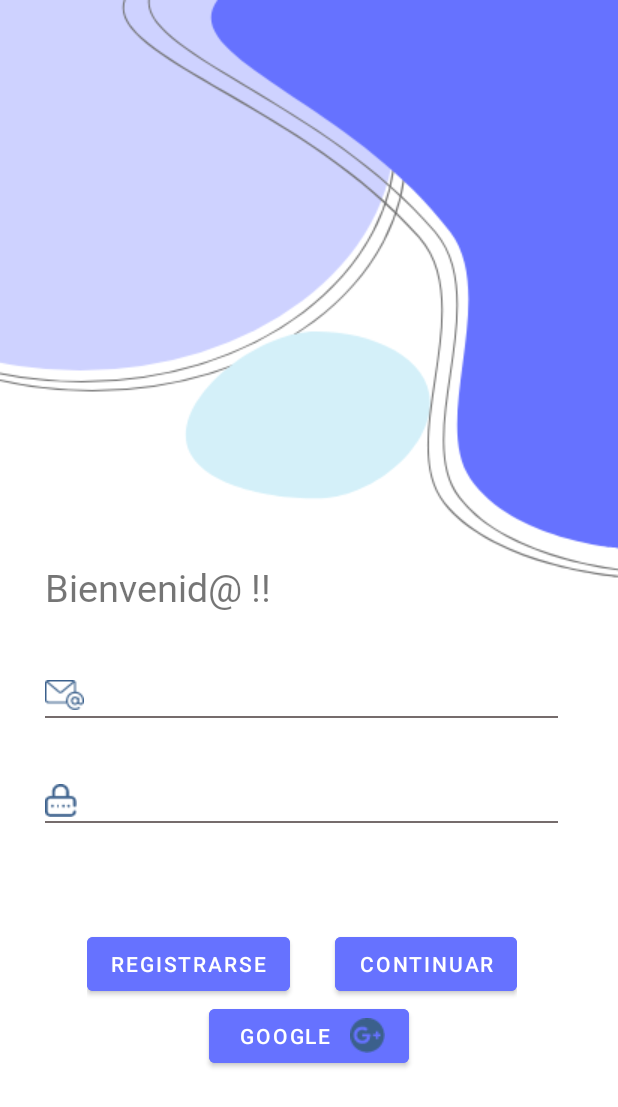
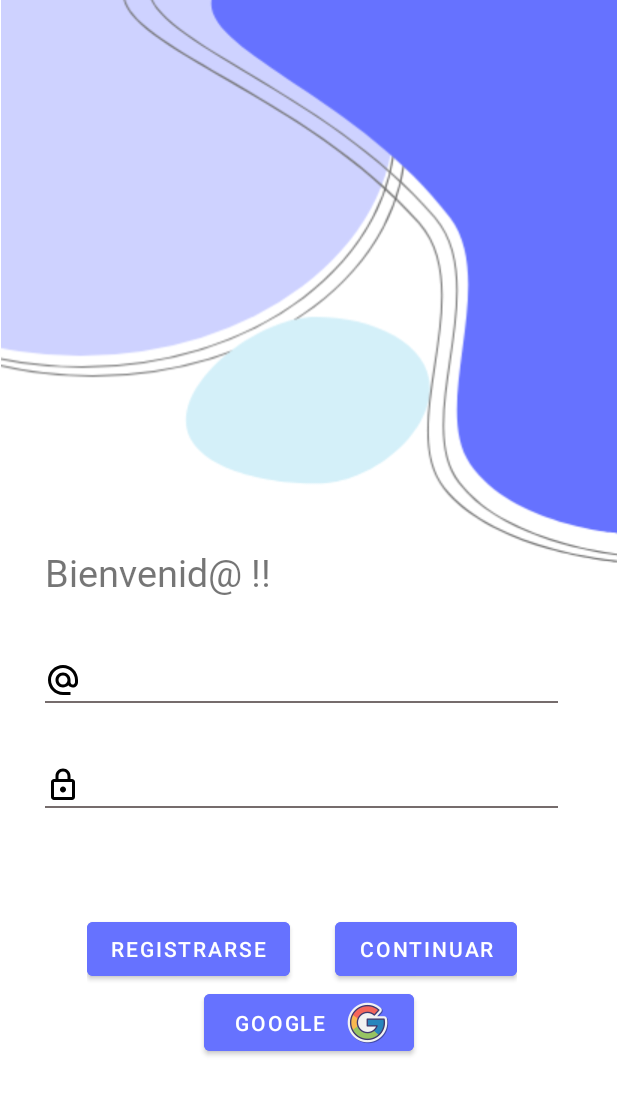
Before and after one commit to GabrielPR93/BaixoMinhoLeague, an Android app: the screen it shows after launch (LoginActivity), on a phone screen of 412 x 824 dp. Shown: the top 1107 px of the screen. Run offline under Robolectric (Android 15) with nearby library versions, the phone set to English and light mode, and no system bars; our stand-ins replace Firebase (no records; nobody signed in at launch, a user with empty details on screens opened directly).

Commit message:
cambios en login y register

```diff
--- /dev/null
+++ b/app/src/main/res/drawable/email_24.xml
@@ -0,0 +1,5 @@
+<vector android:height="24dp" android:tint="#000000"
+    android:viewportHeight="24" android:viewportWidth="24"
+    android:width="24dp" xmlns:android="http://schemas.android.com/apk/res/android">
+    <path android:fillColor="@android:color/white" android:pathData="M12,2C6.48,2 2,6.48 2,12s4.48,10 10,10h5v-2h-5c-4.34,0 -8,-3.66 -8,-8s3.66,-8 8,-8 8,3.66 8,8v1.43c0,0.79 -0.71,1.57 -1.5,1.57s-1.5,-0.78 -1.5,-1.57L17,12c0,-2.76 -2.24,-5 -5,-5s-5,2.24 -5,5 2.24,5 5,5c1.38,0 2.64,-0.56 3.54,-1.47 0.65,0.89 1.77,1.47 2.96,1.47 1.97,0 3.5,-1.6 3.5,-3.57L22,12c0,-5.52 -4.48,-10 -10,-10zM12,15c-1.66,0 -3,-1.34 -3,-3s1.34,-3 3,-3 3,1.34 3,3 -1.34,3 -3,3z"/>
+</vector>
--- /dev/null
+++ b/app/src/main/res/drawable/lock_24.xml
@@ -0,0 +1,5 @@
+<vector android:height="24dp" android:tint="#000000"
+    android:viewportHeight="24" android:viewportWidth="24"
+    android:width="24dp" xmlns:android="http://schemas.android.com/apk/res/android">
+    <path android:fillColor="@android:color/white" android:pathData="M18,8h-1L17,6c0,-2.76 -2.24,-5 -5,-5S7,3.24 7,6v2L6,8c-1.1,0 -2,0.9 -2,2v10c0,1.1 0.9,2 2,2h12c1.1,0 2,-0.9 2,-2L20,10c0,-1.1 -0.9,-2 -2,-2zM9,6c0,-1.66 1.34,-3 3,-3s3,1.34 3,3v2L9,8L9,6zM18,20L6,20L6,10h12v10zM12,17c1.1,0 2,-0.9 2,-2s-0.9,-2 -2,-2 -2,0.9 -2,2 0.9,2 2,2z"/>
+</vector>
--- a/app/src/main/res/layout/activity_login.xml
+++ b/app/src/main/res/layout/activity_login.xml
@@ -10,6 +10,7 @@
         android:id="@+id/imageViewLogin"
         android:layout_width="wrap_content"
         android:layout_height="wrap_content"
+        android:layout_marginTop="-10dp"
         app:layout_constraintEnd_toEndOf="parent"
         app:layout_constraintStart_toStartOf="parent"
         app:layout_constraintTop_toTopOf="parent"
@@ -36,7 +37,7 @@
         android:layout_marginStart="30dp"
         android:layout_marginEnd="40dp"
         android:drawablePadding="20dp"
-        android:drawableStart="@drawable/email"
+        android:drawableStart="@drawable/email_24"
         android:inputType="textEmailAddress"
         android:background="@drawable/editext_background"
         android:ems="10"
@@ -53,7 +54,7 @@
         android:layout_marginStart="30dp"
         android:layout_marginEnd="40dp"
         android:drawablePadding="20dp"
-        android:drawableStart="@drawable/password"
+        android:drawableStart="@drawable/lock_24"
         android:background="@drawable/editext_background"
         android:ems="10"
         app:layout_constraintEnd_toEndOf="parent"
@@ -97,7 +98,7 @@
         android:layout_height="wrap_content"
         android:text=" Google "
         android:backgroundTint="@color/blue"
-        android:drawableEnd="@drawable/google"
+        android:drawableEnd="@mipmap/google"
         app:layout_constraintEnd_toEndOf="parent"
         app:layout_constraintStart_toStartOf="parent"
         app:layout_constraintTop_toBottomOf="@+id/idLinearLayout" />
--- a/app/src/main/res/layout/activity_register.xml
+++ b/app/src/main/res/layout/activity_register.xml
@@ -39,7 +39,7 @@
         android:layout_marginTop="40dp"
         android:layout_marginEnd="40dp"
         android:background="@drawable/editext_background"
-        android:drawableStart="@drawable/email"
+        android:drawableStart="@drawable/email_24"
         android:drawablePadding="20dp"
         android:hint="  Correo electrónico"
         android:inputType="textEmailAddress"
@@ -55,7 +55,7 @@
         android:layout_marginTop="40dp"
         android:layout_marginEnd="40dp"
         android:background="@drawable/editext_background"
-        android:drawableStart="@drawable/password"
+        android:drawableStart="@drawable/lock_24"
         android:drawablePadding="20dp"
         android:hint="   Contraseña"
         android:inputType="textPassword"
@@ -71,7 +71,7 @@
         android:layout_marginTop="40dp"
         android:layout_marginEnd="40dp"
         android:background="@drawable/editext_background"
-        android:drawableStart="@drawable/password"
+        android:drawableStart="@drawable/lock_24"
         android:drawablePadding="20dp"
         android:hint="   Repetir contraseña"
         android:inputType="textPassword"
```
Also changed, not shown: app/src/main/res/drawable/email.png (deleted), app/src/main/res/drawable/name.png (deleted), app/src/main/res/drawable/password.png (deleted), app/src/main/res/mipmap-hdpi/google.png (added).
